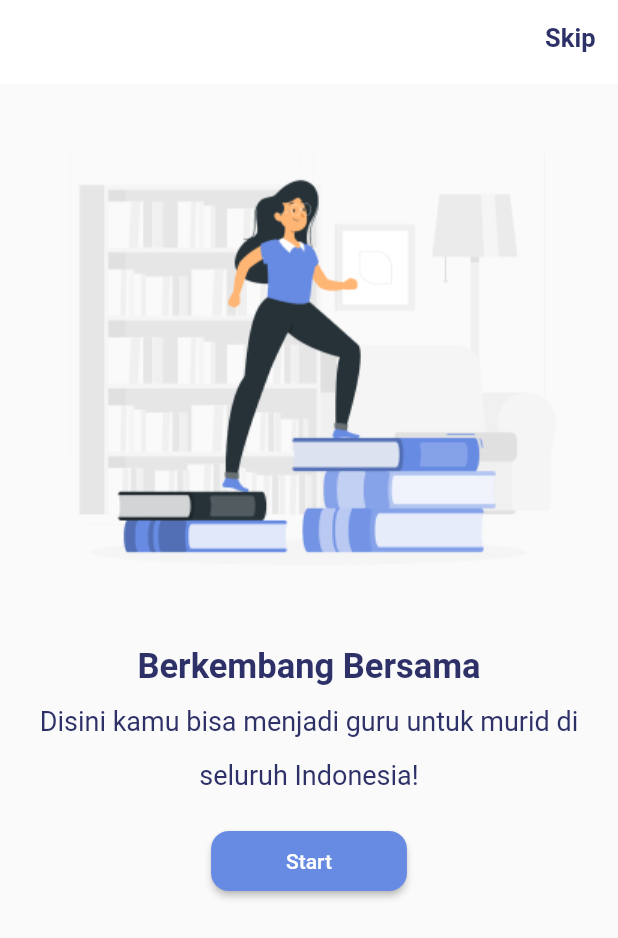
After one commit to MuhammadYaumil1212/Berguru, a Flutter app: the StartPage screen opened directly, on a phone screen of 412 x 824 dp. The commit adds this screen. Shown: the top 938 px of the screen. Run offline on Flutter 3.47's test engine with Material 2 defaults, Android fonts, the phone set to English and light mode, and no system bars.

Commit message:
Membuat halaman start

```diff
--- /dev/null
+++ b/lib/view/start_page.dart
@@ -0,0 +1,98 @@
+import 'package:berguru_app/view/splash_screen.dart';
+import 'package:flutter/gestures.dart';
+import 'package:flutter/material.dart';
+
+class StartPage extends StatelessWidget{
+  @override
+  Widget build(BuildContext context) {
+    return Scaffold(
+      appBar: AppBar(
+        backgroundColor: Colors.white,
+        automaticallyImplyLeading: false,
+        elevation: 0,
+        actions: <Widget>[
+          Expanded(
+            child: Container(
+              padding: const EdgeInsets.all(15),
+              child: RichText(
+                textAlign: TextAlign.end,
+                text: TextSpan(
+                  children: [
+                    TextSpan(
+                      style: TextStyle(
+                        fontSize: 17,
+                        fontWeight: FontWeight.bold,
+                        color: Color(0xff2D3168),
+                      ),
+                      text: "Skip",
+                      recognizer: new TapGestureRecognizer()..onTap = () {
+                        Navigator.push(context,
+                          MaterialPageRoute(builder: (context){
+                            return SplashScreen();
+                          }),
+                        );
+                      },
+                    ),
+                  ]
+                ),
+              ),
+            ),
+          ),
+        ],
+      ),
+      body: SafeArea(
+        child: Center(
+          child: Column(
+            children: <Widget>[
+              Image.asset("assets/Images/bekerja_bersama.png"),
+              Text(
+                "Berkembang Bersama",
+                style: TextStyle(
+                  fontSize: 23,
+                  fontWeight: FontWeight.bold,
+                  color: Color(0xff2D3168)
+                ),
+              ),
+              Flexible(
+              child: RichText(
+                textAlign: TextAlign.center,
+                 text: TextSpan(
+                   style: TextStyle(
+                     height: 2,
+                     fontSize: 18,
+                     color: Color(0xff2D3168)
+                   ),
+                   text: "Disini kamu bisa menjadi guru untuk murid di seluruh "
+                       "Indonesia!",
+                 ),
+              ),
+              ),
+              Padding(
+              padding: const EdgeInsets.all(20),
+              child: ButtonTheme(
+                minWidth: 200.0,
+                height: 100.0,
+                child: ElevatedButton(
+                  onPressed: () {
+                  },
+                  style: ElevatedButton.styleFrom(
+                    shape: RoundedRectangleBorder(
+                      borderRadius: BorderRadius.circular(12.0),
+                    ),
+                    padding: const EdgeInsets.symmetric(
+                        horizontal: 50,
+                        vertical: 12
+                    ),
+                    primary: Color(0xff678BE3)
+                  ),
+                  child: Text("Start")
+              ),
+              ),
+              ),
+            ],
+          ),
+        ),
+      ),
+    );
+  }
+}
--- a/pubspec.yaml
+++ b/pubspec.yaml
@@ -29,11 +29,10 @@ environment:
 dependencies:
   flutter:
     sdk: flutter
-
-
   # The following adds the Cupertino Icons font to your application.
   # Use with the CupertinoIcons class for iOS style icons.
   cupertino_icons: ^1.0.2
+  url_launcher: ^6.0.20
 
 dev_dependencies:
   flutter_test:
```
Also changed, not shown: lib/main.dart (+0 -85 lines), lib/view/splash_screen.dart (+15 -5 lines), assets/Images/bekerja_bersama.png (added), pubspec.lock.
